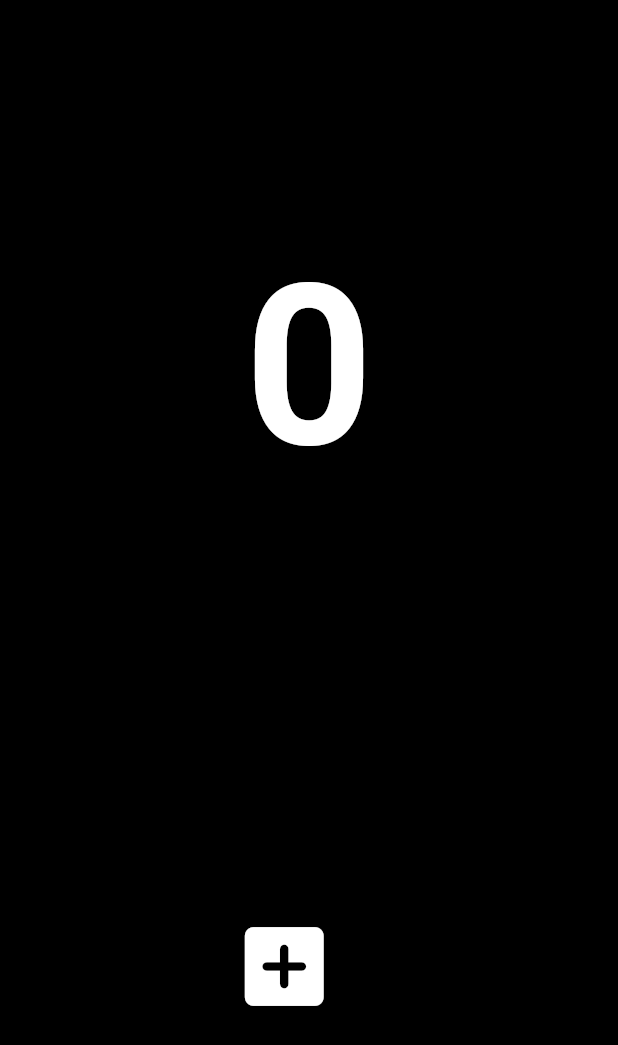
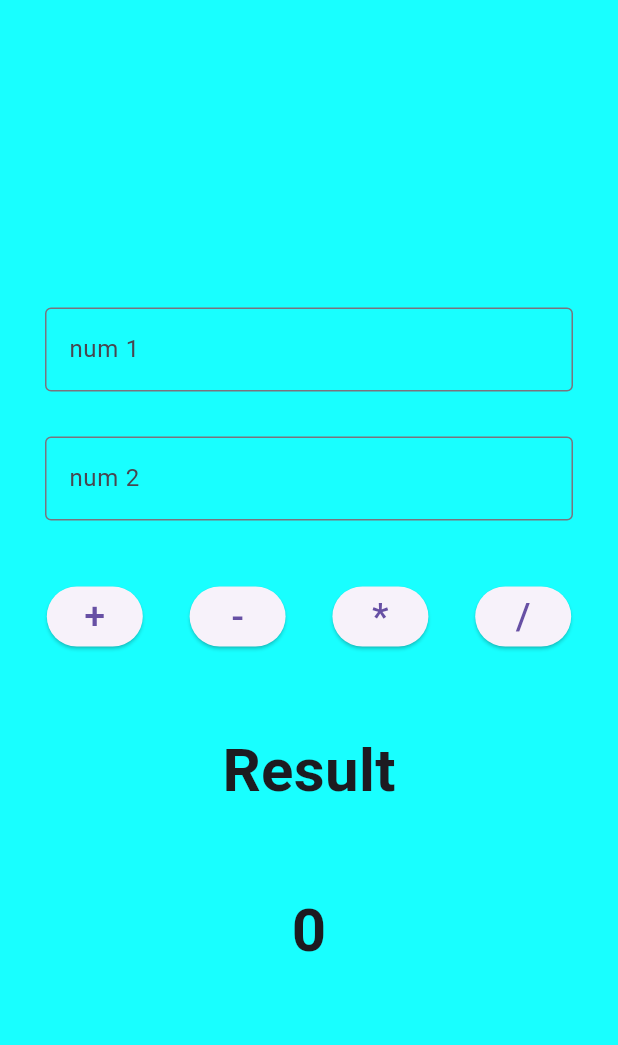
Before and after one commit to ammar-stack/counter, a Flutter app: the screen it shows after launch, on a phone screen of 412 x 824 dp. Shown: the top 1045 px of the screen. Run offline on Flutter 3.47's test engine with Material 3 defaults, Android fonts, the phone set to English and light mode, and no system bars.

Commit message:
first commit

```diff
--- a/lib/homescreen.dart
+++ b/lib/homescreen.dart
@@ -8,41 +8,104 @@ class home extends StatefulWidget {
 }
 
 class _homeState extends State<home> {
-  var num = 0;
+  var controller1 = TextEditingController();
+  var controller2 = TextEditingController();
+  int answer = 0;
+
   @override
   Widget build(BuildContext context) {
     return MaterialApp(
       debugShowCheckedModeBanner: false,
       home: Scaffold(
-        backgroundColor: Colors.black,
-        body: Center(
-          child: Column(
-            mainAxisAlignment: MainAxisAlignment.center,
-            children: [
-              Text(
-                num.toString(),
-                style: const TextStyle(
-                    fontSize: 150,
-                    color: Colors.white,
-                    fontWeight: FontWeight.bold),
+        backgroundColor: Colors.cyanAccent,
+        body: Column(
+          mainAxisAlignment: MainAxisAlignment.center,
+          children: [
+            Padding(
+              padding: const EdgeInsets.symmetric(horizontal: 30, vertical: 30),
+              child: TextField(
+                keyboardType: TextInputType.number,
+                controller: controller1,
+                decoration: const InputDecoration(
+                    border: OutlineInputBorder(), hintText: 'num 1'),
               ),
-              Padding(
-                padding: const EdgeInsets.only(right: 33,top: 250),
-                child: IconButton(
+            ),
+            Padding(
+              padding: const EdgeInsets.symmetric(horizontal: 30),
+              child: TextField(
+                keyboardType: TextInputType.number,
+                controller: controller2,
+                decoration: const InputDecoration(
+                    border: OutlineInputBorder(), hintText: 'num 2'),
+              ),
+            ),
+            const SizedBox(
+              height: 40,
+            ),
+            Row(
+              mainAxisAlignment: MainAxisAlignment.spaceEvenly,
+              children: [
+                ElevatedButton(
                     onPressed: () {
-                      num +=1;
+                      int num1 = int.parse(controller1.text.toString());
+                      int num2 = int.parse(controller2.text.toString());
+                      answer = num1+num2;
                       setState(() {
 
                       });
                     },
-                    icon:const Icon(
-                      Icons.add_box_rounded,
-                      color: Colors.white,
-                      size: 70,
+                    child: const Text(
+                      '+',
+                      style: TextStyle(fontSize: 25),
                     )),
-              )
-            ],
-          ),
+                ElevatedButton(
+                    onPressed: () {
+                      int num1 = int.parse(controller1.text.toString());
+                      int num2 = int.parse(controller2.text.toString());
+                      answer = num1-num2;
+                      setState(() {
+
+                      });
+                    },
+                    child: const Text(
+                      '-',
+                      style: TextStyle(fontSize: 25),
+                    )),
+                ElevatedButton(
+                    onPressed: () {
+                      int num1 = int.parse(controller1.text.toString());
+                      int num2 = int.parse(controller2.text.toString());
+                      answer = num1*num2;
+                      setState(() {
+
+                      });
+                    },
+                    child: const Text(
+                      '*',
+                      style: TextStyle(fontSize: 25),
+                    )),
+                ElevatedButton(
+                    onPressed: () {
+                      int num1 = int.parse(controller1.text.toString());
+                      int num2 = int.parse(controller2.text.toString());
+                      double answerr = num1/num2;
+                      answer = answerr.toInt();
+                      setState(() {
+
+                      });
+                    },
+                    child: const Text(
+                      '/',
+                      style: TextStyle(fontSize: 25),
+                    )),
+
+              ],
+            ),
+            const SizedBox(height: 50,),
+            const Text('Result',style: TextStyle(fontSize: 40,fontWeight: FontWeight.bold),),
+            const SizedBox(height: 50,),
+            Text(answer.toString(),style:const TextStyle(fontSize: 40,fontWeight: FontWeight.bold),)
+          ],
         ),
       ),
     );
```
